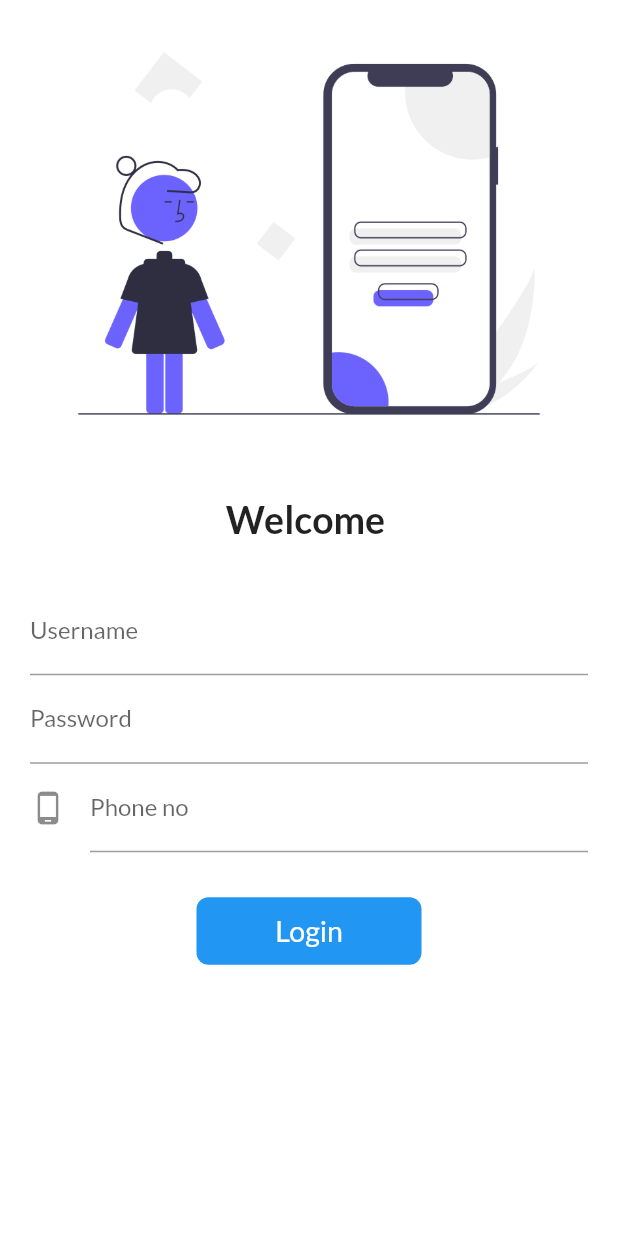
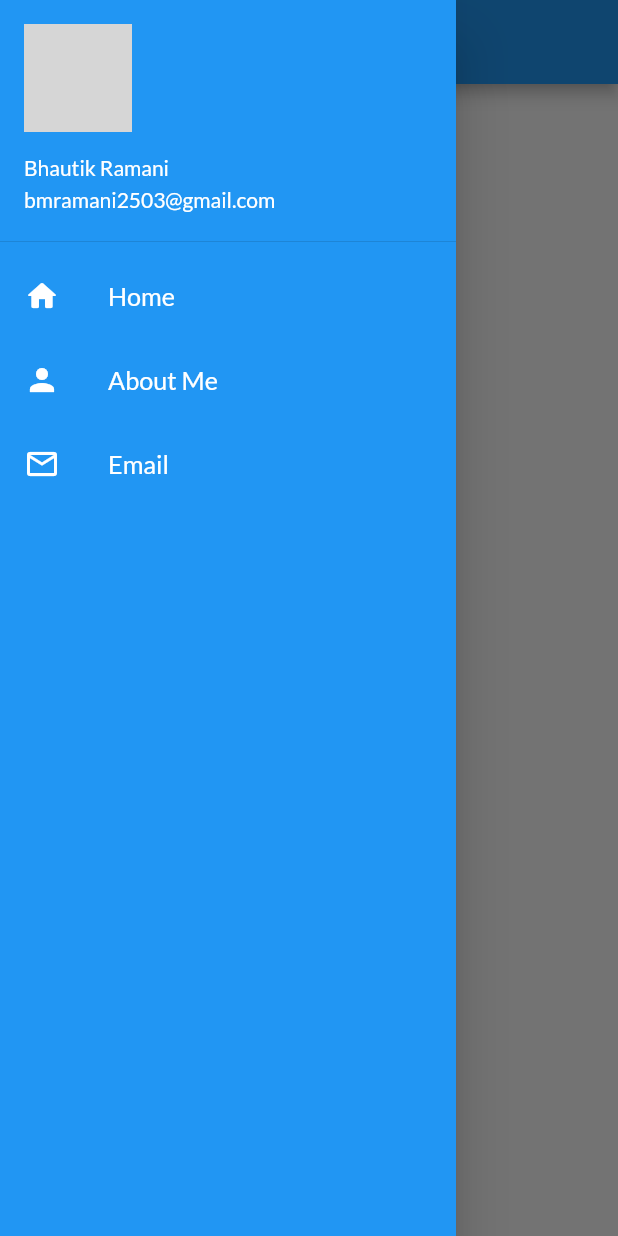
Before and after one commit to bhautik979/flutter_catalog, a Flutter app: the screen it shows after launch, with the side drawer open (before the commit the screen has no drawer), on a phone screen of 412 x 824 dp. Run offline on Flutter 3.47's test engine with Material 2 defaults, Android fonts, the phone set to English and light mode, and no system bars; our stand-ins replace google_fonts; network calls fail; grey boxes are pictures that could not be loaded.

Commit message:
Day 9 complitade

```diff
--- a/lib/Pages/home_page.dart
+++ b/lib/Pages/home_page.dart
@@ -1,4 +1,6 @@
 import 'package:flutter/material.dart';
+
+import '../widget/drawer.dart';
 class HomePage extends StatelessWidget {
   const HomePage({super.key});
     final int day = 2;
@@ -13,7 +15,7 @@ class HomePage extends StatelessWidget {
             child: Text("Welcome to Bhautik day:$day"),
           ),
         ),
-        drawer: Drawer(),
+        drawer: MyDrawer(),
     );
   }
 }
--- a/lib/Pages/login_page.dart
+++ b/lib/Pages/login_page.dart
@@ -30,7 +30,7 @@ class _LoginPageState extends State<LoginPage> {
   @override
   Widget build(BuildContext context) {
     return Material(
-      color: Colors.white,
+      color: Color.fromARGB(255, 255, 255, 255),
       child: SingleChildScrollView(
         child: Column(
           children: [
@@ -73,7 +73,6 @@ class _LoginPageState extends State<LoginPage> {
                       ),
                       onChanged: (value) {
                         password = value;
-                        print(password); //print password in consol
                       },
                       validator: (value) {
                         if (value!.isEmpty) {
@@ -86,7 +85,7 @@ class _LoginPageState extends State<LoginPage> {
                       },
                     ),
                     TextFormField(
-                      decoration: InputDecoration(
+                      decoration: const InputDecoration(
                         icon: Icon(Icons.phone_android),
                         labelText: "Phone no",
                       ),
@@ -94,7 +93,7 @@ class _LoginPageState extends State<LoginPage> {
                         if (value!.isEmpty) {
                           return "Mobile number is mendatory";
                         }
-                        if (value!.length > 10 ) {
+                        if (value!.length > 10) {
                           return "Enter valid mobile number";
                         }
                       },
@@ -107,7 +106,7 @@ class _LoginPageState extends State<LoginPage> {
               height: 20.0,
             ),
             Material(
-              borderRadius: BorderRadius.circular(changeButton ? 150 : 8),
+              borderRadius: BorderRadius.circular(changeButton ? 45 : 45),
               color: Colors.blue,
               child: InkWell(
                 onTap: () {
@@ -115,12 +114,12 @@ class _LoginPageState extends State<LoginPage> {
                 },
                 child: AnimatedContainer(
                   duration: Duration(seconds: 1),
-                  width: changeButton ? 50 : 150,
+                  width: changeButton ? 150 : 150,
                   height: 45,
                   alignment: Alignment.center,
                   child: changeButton
                       ? Icon(Icons.done)
-                      : Text(
+                      : const Text(
                           "Login",
                           style: TextStyle(color: Colors.white, fontSize: 19),
                         ),
@@ -128,46 +127,6 @@ class _LoginPageState extends State<LoginPage> {
               ),
             ),
           ],
-
-          // InkWell(
-          //   onTap: () async {
-          //     setState(() {
-          //       changeButton = true;
-          //     });
-          //     await Future.delayed(Duration(seconds: 1));
-          //     Navigator.pushNamed(context, MyRoutes.homeroute);
-          //   },
-          //   child: AnimatedContainer(
-          //     duration: Duration(microseconds: 100),
-          //     height: 50,
-          //     width: changeButton ? 50 : 150,
-          //     alignment: Alignment.center,
-          //     child: changeButton
-          //         ? Icon(
-          //             Icons.done,
-          //             color: Colors.white,
-          //           )
-          //         : Text(
-          //             "Login",
-          //             style: TextStyle(
-          //                 color: Colors.white,
-          //                 fontWeight: FontWeight.bold,
-          //                 fontSize: 18),
-          //           ),
-          //     decoration: BoxDecoration(
-          //       color: Colors.blue,
-          //       // shape: changeButton? BoxShape.circle:BoxShape.rectangle
-          //       borderRadius: BorderRadius.circular(changeButton ? 50 : 8),
-          //     ),
-          //   ),
-          // ),
-          // ElevatedButton(
-          //   child: Text("Login"),
-          //   style: TextButton.styleFrom(minimumSize: Size(150, 40)),
-          //   onPressed: () {
-          //     Navigator.pushNamed(context, MyRoutes.homeroute);
-          //   },
-          // ),
         ),
       ),
     );
--- a/lib/main.dart
+++ b/lib/main.dart
@@ -1,6 +1,7 @@
 import 'package:flutter/material.dart';
 import 'package:flutter_catalog/Pages/home_page.dart';
 import 'package:flutter_catalog/Pages/login_page.dart';
+import 'package:flutter_catalog/Pages/signup_page.dart';
 import 'package:flutter_catalog/utils/routes.dart';
 import 'package:google_fonts/google_fonts.dart';
 
@@ -22,7 +23,7 @@ class MyApp extends StatelessWidget {
       darkTheme: ThemeData(brightness: Brightness.dark),
       // initialRoute: "/homepage",
       routes: {
-        "/": (context) => LoginPage(),
+        "/": (context) => HomePage(),
          MyRoutes.homeroute: (context) => HomePage(),
         MyRoutes.loginroute: (context) => LoginPage()
       },
--- /dev/null
+++ b/lib/widget/drawer.dart
@@ -0,0 +1,71 @@
+import 'package:flutter/material.dart';
+
+class MyDrawer extends StatelessWidget {
+  String imageUrl =
+      "https://upload.wikimedia.org/wikipedia/commons/thumb/2/24/Pramukh_Swami_Maharaj.jpg/800px-Pramukh_Swami_Maharaj.jpg";
+  @override
+  Widget build(BuildContext context) {
+    return Drawer(
+      child: Container(
+        color: Colors.blue,
+        child: Padding(
+          padding: EdgeInsets.zero,
+          child: ListView(
+            children: [
+              DrawerHeader(
+                padding: EdgeInsets.zero,
+                child: UserAccountsDrawerHeader(
+                  margin: EdgeInsets.zero,
+                  // otherAccountsPictures: [ImageIcon()],
+                  accountName: Text("Bhautik Ramani"),
+                  accountEmail: Text("bmramani2503@gmail.com"),
+                  currentAccountPicture:
+                      CircleAvatar(backgroundImage: NetworkImage(imageUrl)),
+                ),
+              ),
+              ListTile(
+                leading: Icon(
+                  Icons.home_rounded,
+                  color: Colors.white,
+                ),
+                title: Text(
+                  "Home",
+                  textScaleFactor: 1.2,
+                  style: TextStyle(
+                    color: Colors.white,
+                  ),
+                ),
+              ),
+               ListTile(
+                leading: Icon(
+                  Icons.person_sharp,
+                  color: Colors.white,
+                ),
+                title: Text(
+                  "About Me",
+                  textScaleFactor: 1.2,
+                  style: TextStyle(
+                    color: Colors.white,
+                  ),
+                ),
+              ),
+               ListTile(
+                leading: Icon(
+                  Icons.email_outlined,
+                  color: Colors.white,
+                ),
+                title: Text(
+                  "Email",
+                  textScaleFactor: 1.2,
+                  style: TextStyle(
+                    color: Colors.white,
+                  ),
+                ),
+              ),
+            ],
+          ),
+        ),
+      ),
+    );
+  }
+}
```
Also changed, not shown: lib/Pages/signup_page.dart (added, +119 -0 lines), assets/image/Signup.png (added).
